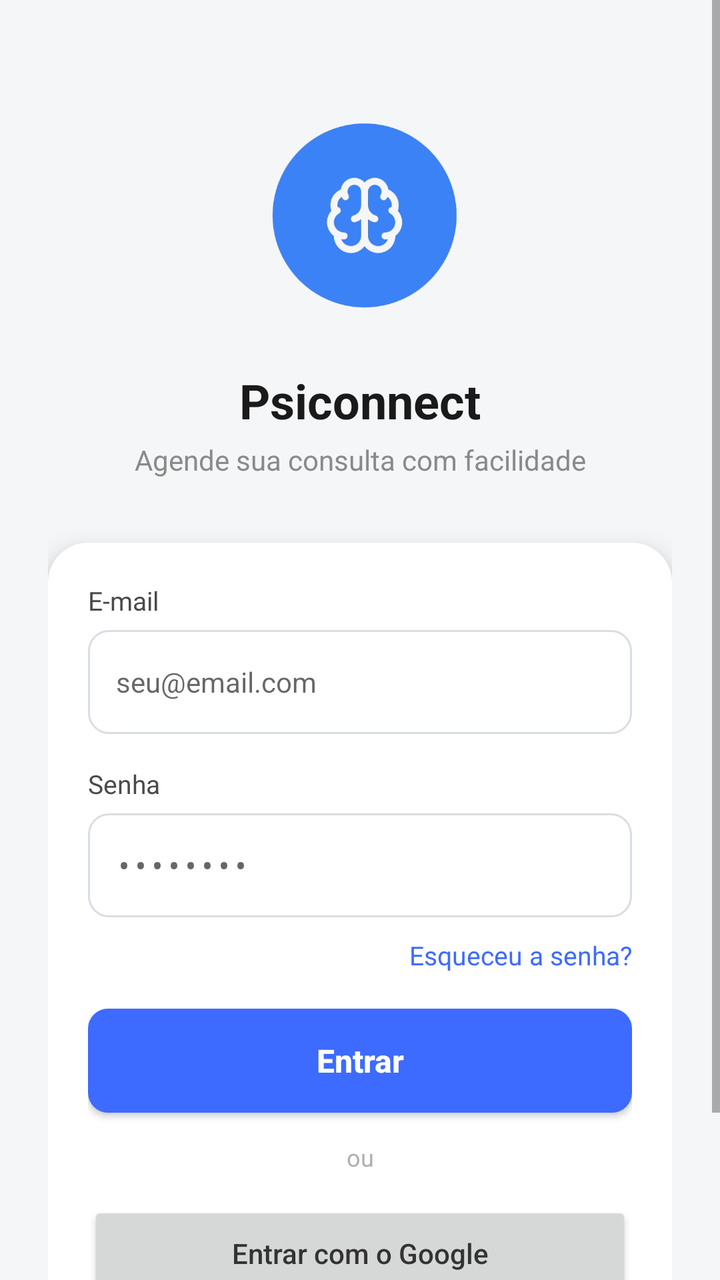
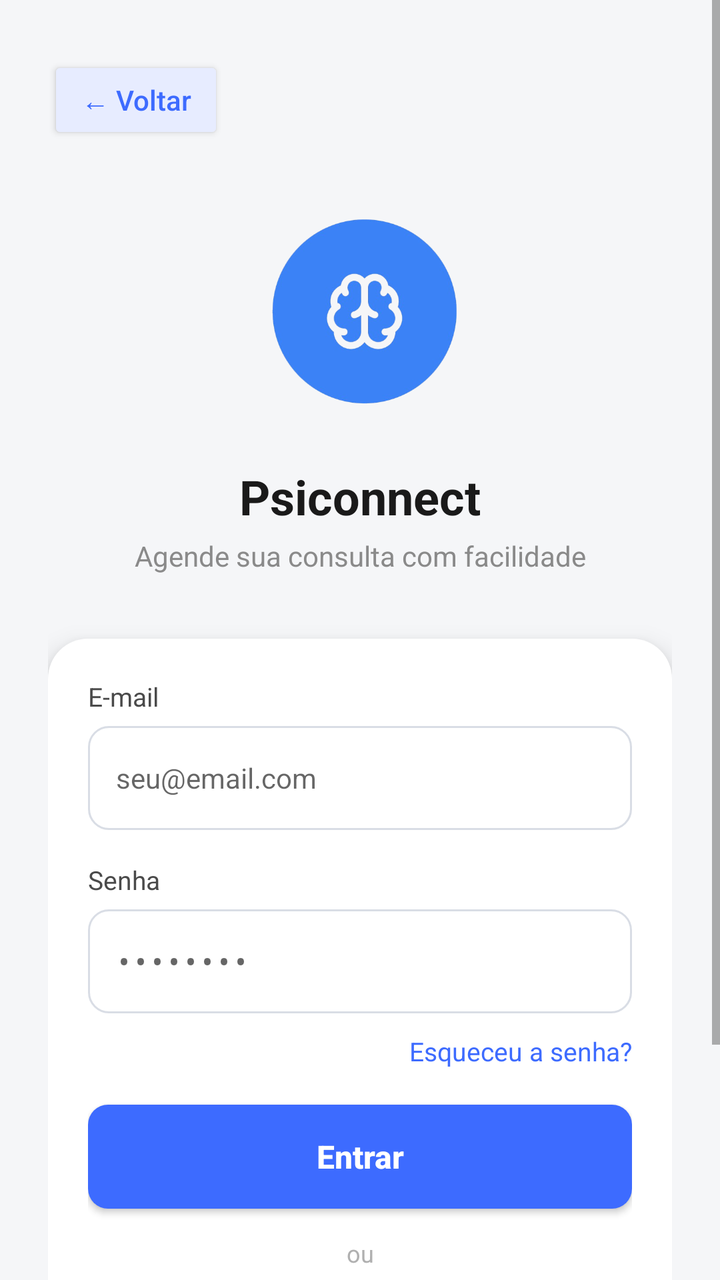

The first picture is an Android layout as it rendered before a commit; the second is the same layout after the commit. The layout source and the unified diff follow.
<!-- AndroidManifest.xml: application theme Theme.AppCompat.Light.DarkActionBar -->
<!-- res/layout/activity_login.xml -->
<?xml version="1.0" encoding="utf-8"?>
<ScrollView
    xmlns:android="http://schemas.android.com/apk/res/android"
    xmlns:app="http://schemas.android.com/apk/res-auto"

    android:layout_width="match_parent"
    android:layout_height="match_parent"

    android:fillViewport="true"
    android:background="#F5F6F8">

    <androidx.constraintlayout.widget.ConstraintLayout

        android:layout_width="match_parent"
        android:layout_height="wrap_content"

        android:padding="24dp">

        <ImageView
            android:id="@+id/imgLogo"
            android:layout_width="120dp"
            android:layout_height="120dp"
            android:layout_marginTop="24dp"
            android:src="@drawable/image_removebg_preview"
            android:scaleType="fitCenter"
            android:contentDescription="@string/app_name"

            app:layout_constraintTop_toTopOf="parent"
            app:layout_constraintStart_toStartOf="parent"
            app:layout_constraintEnd_toEndOf="parent" />

        <TextView
            android:id="@+id/txtTitulo"
            android:layout_width="wrap_content"
            android:layout_height="wrap_content"
            android:layout_marginTop="16dp"

            android:text="@string/login_titulo"
            android:textColor="#1A1A1A"
            android:textSize="24sp"
            android:textStyle="bold"

            app:layout_constraintTop_toBottomOf="@id/imgLogo"
            app:layout_constraintStart_toStartOf="parent"
            app:layout_constraintEnd_toEndOf="parent" />


        <TextView
            android:id="@+id/txtSubtitulo"
            android:layout_width="wrap_content"
            android:layout_height="wrap_content"
            android:layout_marginTop="4dp"

            android:text="@string/login_subtitulo"
            android:textColor="#8A8A8A"
            android:textSize="14sp"

            app:layout_constraintTop_toBottomOf="@id/txtTitulo"
            app:layout_constraintStart_toStartOf="parent"
            app:layout_constraintEnd_toEndOf="parent" />


        <androidx.constraintlayout.widget.ConstraintLayout
            android:id="@+id/cardLogin"

            android:layout_width="0dp"
            android:layout_height="wrap_content"

            android:layout_marginTop="32dp"

            android:background="@drawable/bg_card"
            android:elevation="8dp"
            android:padding="20dp"

            app:layout_constraintTop_toBottomOf="@id/txtSubtitulo"
            app:layout_constraintStart_toStartOf="parent"
            app:layout_constraintEnd_toEndOf="parent">

            <TextView
                android:id="@+id/lblEmail"

                android:layout_width="wrap_content"
                android:layout_height="wrap_content"

                android:text="@string/login_label_email"
                android:textColor="#4A4A4A"
                android:textSize="13sp"

                app:layout_constraintTop_toTopOf="parent"
                app:layout_constraintStart_toStartOf="parent" />


            <EditText
                android:id="@+id/edtEmail"

                android:layout_width="0dp"
                android:layout_height="52dp"

                android:layout_marginTop="6dp"

                android:background="@drawable/bg_input_field"

                android:hint="@string/login_hint_email"

                android:inputType="textEmailAddress"

                android:paddingStart="14dp"
                android:paddingEnd="14dp"

                android:textSize="14sp"

                app:layout_constraintTop_toBottomOf="@id/lblEmail"
                app:layout_constraintStart_toStartOf="parent"
                app:layout_constraintEnd_toEndOf="parent" />

            <TextView
                android:id="@+id/lblSenha"

                android:layout_width="wrap_content"
                android:layout_height="wrap_content"

                android:layout_marginTop="16dp"

                android:text="@string/login_label_senha"
                android:textColor="#4A4A4A"
                android:textSize="13sp"

                app:layout_constraintTop_toBottomOf="@id/edtEmail"
                app:layout_constraintStart_toStartOf="parent" />

            <EditText
                android:id="@+id/edtSenha"

                android:layout_width="0dp"
                android:layout_height="52dp"

                android:layout_marginTop="6dp"

                android:background="@drawable/bg_input_field"

                android:hint="@string/login_hint_senha"

                android:inputType="textPassword"

                android:paddingStart="14dp"
                android:paddingEnd="14dp"

                android:textSize="14sp"

                app:layout_constraintTop_toBottomOf="@id/lblSenha"
                app:layout_constraintStart_toStartOf="parent"
                app:layout_constraintEnd_toEndOf="parent" />


            <TextView
                android:id="@+id/txtEsqueceuSenha"

                android:layout_width="wrap_content"
                android:layout_height="wrap_content"

                android:layout_marginTop="10dp"

                android:clickable="true"
                android:focusable="true"

                android:text="@string/login_esqueceu_senha"
                android:textColor="#3D6BFF"
                android:textSize="13sp"

                app:layout_constraintTop_toBottomOf="@id/edtSenha"
                app:layout_constraintEnd_toEndOf="parent" />


            <Button
                android:id="@+id/btnEntrar"

                android:layout_width="0dp"
                android:layout_height="52dp"

                android:layout_marginTop="18dp"

                android:background="@drawable/bg_button_primary"

                android:text="@string/login_botao_entrar"
                android:textAllCaps="false"

                android:textColor="#FFFFFF"
                android:textSize="16sp"
                android:textStyle="bold"

                app:layout_constraintTop_toBottomOf="@id/txtEsqueceuSenha"
                app:layout_constraintStart_toStartOf="parent"
                app:layout_constraintEnd_toEndOf="parent" />



            <TextView
                android:id="@+id/txtOu"

                android:layout_width="wrap_content"
                android:layout_height="wrap_content"

                android:layout_marginTop="14dp"

                android:text="@string/login_ou"
                android:textColor="#B0B0B0"
                android:textSize="12sp"

                app:layout_constraintTop_toBottomOf="@id/btnEntrar"
                app:layout_constraintStart_toStartOf="parent"
                app:layout_constraintEnd_toEndOf="parent" />



            <Button
                android:id="@+id/btnGoogle"

                android:layout_width="0dp"
                android:layout_height="52dp"

                android:layout_marginTop="14dp"

                android:text="@string/login_botao_google"

                android:textAllCaps="false"
                android:textColor="#333333"
                android:textSize="14sp"

                app:layout_constraintTop_toBottomOf="@id/txtOu"
                app:layout_constraintStart_toStartOf="parent"
                app:layout_constraintEnd_toEndOf="parent" />



            <TextView
                android:id="@+id/txtCadastro"

                android:layout_width="wrap_content"
                android:layout_height="wrap_content"

                android:layout_marginTop="18dp"
                android:layout_marginBottom="4dp"

                android:clickable="true"
                android:focusable="true"

                android:text="@string/login_cadastro"

                android:textColor="#4A4A4A"
                android:textSize="13sp"

                app:layout_constraintTop_toBottomOf="@id/btnGoogle"
                app:layout_constraintStart_toStartOf="parent"
                app:layout_constraintEnd_toEndOf="parent"
                app:layout_constraintBottom_toBottomOf="parent" />

        </androidx.constraintlayout.widget.ConstraintLayout>

    </androidx.constraintlayout.widget.ConstraintLayout>

</ScrollView>
<!-- resources referenced by this layout -->
<resources>
  <!-- drawable bg_button_primary (drawable) -->
  <?xml version="1.0" encoding="utf-8"?>
  <shape xmlns:android="http://schemas.android.com/apk/res/android"
      android:shape="rectangle">
  
      <solid android:color="#3D6BFF" />
  
      <corners android:radius="10dp" />
  
  </shape>
  <!-- drawable bg_card (drawable) -->
  <?xml version="1.0" encoding="utf-8"?>
  <shape xmlns:android="http://schemas.android.com/apk/res/android"
      android:shape="rectangle">
  
      <solid android:color="#FFFFFF" />
  
      <corners android:radius="20dp" />
  
      <padding
          android:left="20dp"
          android:top="20dp"
          android:right="20dp"
          android:bottom="20dp" />
  
  </shape>
  <!-- drawable bg_input_field (drawable) -->
  <?xml version="1.0" encoding="utf-8"?>
  <shape xmlns:android="http://schemas.android.com/apk/res/android"
      android:shape="rectangle">
  
      <solid android:color="#FFFFFF" />
  
      <stroke
          android:width="1dp"
          android:color="#D9DDE5" />
  
      <corners android:radius="10dp" />
  
      <padding
          android:left="14dp"
          android:right="14dp"
          android:top="8dp"
          android:bottom="8dp" />
  
  </shape>
  <!-- drawable image_removebg_preview: png bitmap (drawable, 88486 bytes) -->
  <string name="app_name">ClinicaVidaPlus</string>
  <string name="login_botao_entrar">Entrar</string>
  <string name="login_botao_google">Entrar com o Google</string>
  <string name="login_cadastro">Não tem conta? Cadastre-se</string>
  <string name="login_esqueceu_senha">Esqueceu a senha?</string>
  <string name="login_hint_email">seu@email.com</string>
  <string name="login_hint_senha">••••••••</string>
  <string name="login_label_email">E-mail</string>
  <string name="login_label_senha">Senha</string>
  <string name="login_ou">ou</string>
  <string name="login_subtitulo">Agende sua consulta com facilidade</string>
  <string name="login_titulo">Psiconnect</string>
</resources>

<!-- the commit's change to res/layout/activity_login.xml (unified diff, before → after) -->
@@ -16,11 +16,22 @@
 
         android:padding="24dp">
 
+        <Button
+            android:id="@+id/btnVoltarLogin"
+            android:layout_width="wrap_content"
+            android:layout_height="44dp"
+            android:layout_marginTop="4dp"
+            android:text="← Voltar"
+            android:textAllCaps="false"
+            android:textColor="#3D6BFF"
+            android:backgroundTint="#E7ECFF"
+            app:layout_constraintTop_toTopOf="parent"
+            app:layout_constraintStart_toStartOf="parent" />
         <ImageView
             android:id="@+id/imgLogo"
             android:layout_width="120dp"
             android:layout_height="120dp"
-            android:layout_marginTop="24dp"
+            android:layout_marginTop="72dp"
             android:src="@drawable/image_removebg_preview"
             android:scaleType="fitCenter"
             android:contentDescription="@string/app_name"
